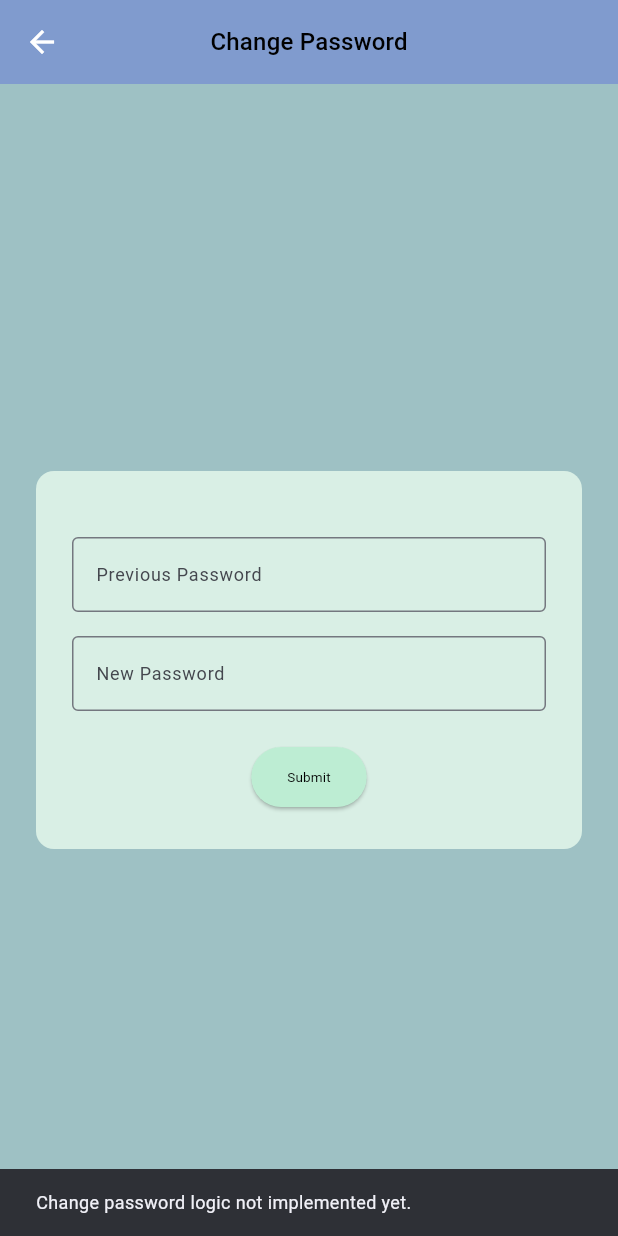
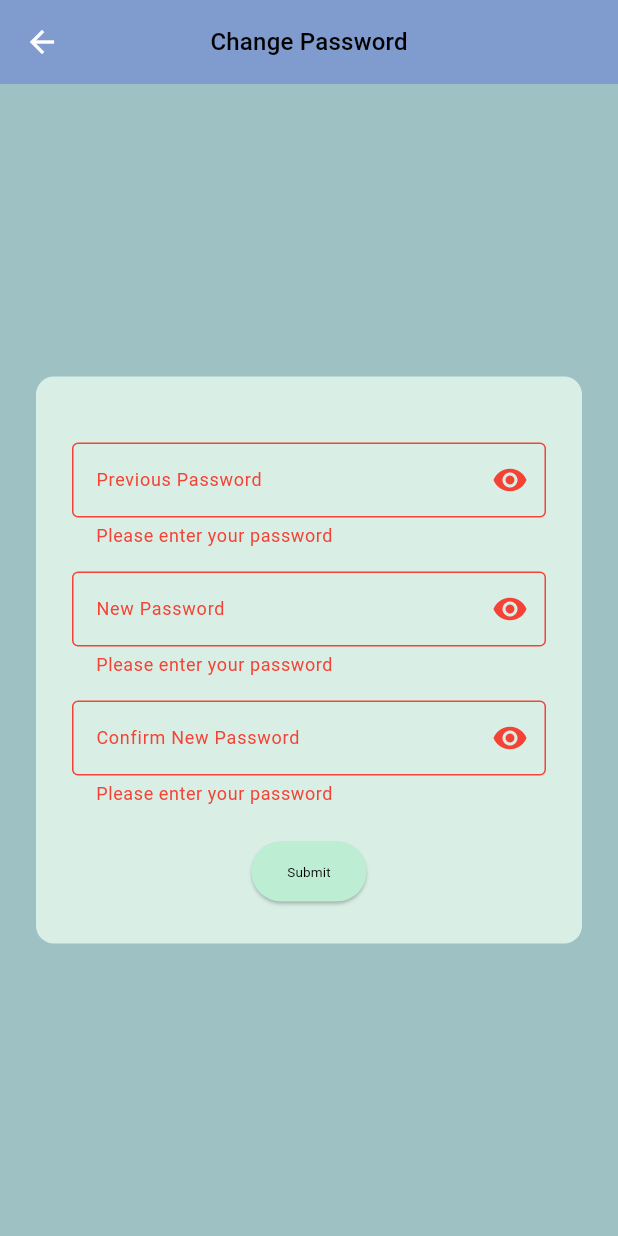
Before and after one commit to LEIC-ES-2024-25/2LEIC11T4, a Flutter app: the ChangePasswordPage screen opened directly, after a tap on "Submit", on a phone screen of 412 x 824 dp. Run offline on Flutter 3.47's test engine with Material 3 defaults, Android fonts, the phone set to English and light mode, and no system bars; our stand-ins replace cloud_firestore, firebase_auth, firebase_core, firebase_storage, freezed_annotation, shared_preferences; accounts and stored records are empty.

Commit message:
Change Password working

```diff
--- a/bookenchange/lib/UI/Settings/changePassword.dart
+++ b/bookenchange/lib/UI/Settings/changePassword.dart
@@ -10,6 +10,9 @@ import 'package:bookenchange/Logic/Authentication.dart';
 import 'package:bookenchange/UI/Login/logIn.dart';
 import 'package:bookenchange/UI/Settings/settingsPage.dart';
 
+import 'package:flutter/material.dart';
+import 'package:firebase_auth/firebase_auth.dart';
+
 class ChangePasswordPage extends StatefulWidget {
   const ChangePasswordPage({super.key});
 
@@ -20,13 +23,101 @@ class ChangePasswordPage extends StatefulWidget {
 class _ChangePasswordPageState extends State<ChangePasswordPage> {
   final TextEditingController _previousPasswordController = TextEditingController();
   final TextEditingController _newPasswordController = TextEditingController();
+  final TextEditingController _confirmNewPasswordController = TextEditingController(); // New controller
+  final GlobalKey<FormState> _formKey = GlobalKey<FormState>();
+  bool _isUpdating = false;
+  bool _obscurePreviousPassword = true;
+  bool _obscureNewPassword = true;
+  bool _obscureConfirmNewPassword = true;
+
+  // Define your strings directly here for testing
+  final String _passwordChangedSuccessfully = "Password changed successfully";
+  final String _changePasswordFailed = "Change password failed";
+  final String _wrongPreviousPassword = "Wrong previous password";
+  final String _pleaseEnterPassword = "Please enter your password";
+  final String _passwordTooShort = "Password must be at least 6 characters long";
+  final String _previousPasswordLabel = "Previous Password";
+  final String _valueHint = "Value";
+  final String _newPasswordLabel = "New Password";
+  final String _submitButtonText = "Submit";
+  final String _changePasswordTitle = "Change Password";
+  final String _confirmNewPasswordLabel = "Confirm New Password";
+  final String _passwordsDoNotMatch = "Passwords do not match";
+
+  Future<void> _changePassword(BuildContext context) async {
+    if (_formKey.currentState!.validate()) {
+      if (_newPasswordController.text.trim() != _confirmNewPasswordController.text.trim()) {
+        ScaffoldMessenger.of(context).showSnackBar(
+          SnackBar(
+            backgroundColor: Colors.redAccent,
+            content: Text(_passwordsDoNotMatch),
+            behavior: SnackBarBehavior.floating,
+          ),
+        );
+        return; // Stop the process if passwords don't match
+      }
+
+      setState(() {
+        _isUpdating = true;
+      });
+      try {
+        final user = FirebaseAuth.instance.currentUser;
+        final credential = EmailAuthProvider.credential(
+            email: user!.email!, password: _previousPasswordController.text.trim());
+
+        await user.reauthenticateWithCredential(credential);
+        await user.updatePassword(_newPasswordController.text.trim());
+
+        if (context.mounted) {
+          ScaffoldMessenger.of(context).showSnackBar(
+            SnackBar(
+              backgroundColor: Colors.green,
+              content: Text(_passwordChangedSuccessfully),
+              behavior: SnackBarBehavior.floating,
+            ),
+          );
+          Navigator.pop(context); // Go back to settings after success
+        }
+      } on FirebaseAuthException catch (e) {
+        String errorMessage = _changePasswordFailed;
+        if (e.code == 'wrong-password') {
+          errorMessage = _wrongPreviousPassword;
+        } else if (e.code == 'weak-password') {
+          errorMessage = "Weak password"; // Kept as direct string as in original
+        }
+        if (context.mounted) {
+          ScaffoldMessenger.of(context).showSnackBar(
+            SnackBar(
+              backgroundColor: Colors.redAccent,
+              content: Text(errorMessage),
+              behavior: SnackBarBehavior.floating,
+            ),
+          );
+        }
+      } finally {
+        setState(() {
+          _isUpdating = false;
+        });
+      }
+    }
+  }
+
+  String? _validatePassword(String? value) {
+    if (value == null || value.isEmpty) {
+      return _pleaseEnterPassword;
+    }
+    if (value.length < 6) {
+      return _passwordTooShort;
+    }
+    return null;
+  }
 
   @override
   Widget build(BuildContext context) {
     return Scaffold(
       appBar: AppBar(
         title: Text(
-            S.of(context).change_password,
+          _changePasswordTitle,
           style: Theme.of(context).textTheme.titleMedium,
         ),
         backgroundColor: Theme.of(context).colorScheme.primary,
@@ -36,7 +127,7 @@ class _ChangePasswordPageState extends State<ChangePasswordPage> {
             color: Theme.of(context).colorScheme.onPrimary,
           ),
           onPressed: () {
-              Navigator.pop(context); // Goes back to HomePage
+            Navigator.pop(context); // Goes back to SettingsPage
           },
         ),
         centerTitle: true,
@@ -50,28 +141,81 @@ class _ChangePasswordPageState extends State<ChangePasswordPage> {
             color: const Color(0xFFD9EFE5), // light mint green background
             borderRadius: BorderRadius.circular(12),
           ),
+          child: Form(
+            key: _formKey,
             child: Column(
               mainAxisSize: MainAxisSize.min,
               children: [
                 const SizedBox(height: 20),
-              TextField(
+                TextFormField(
                   controller: _previousPasswordController,
-                obscureText: true,
-                decoration: const InputDecoration(
-                  labelText: "Previous Password",
-                  border: OutlineInputBorder(),
-                  hintText: "Value",
+                  obscureText: _obscurePreviousPassword,
+                  decoration: InputDecoration(
+                    labelText: _previousPasswordLabel,
+                    border: const OutlineInputBorder(),
+                    hintText: _valueHint,
+                    suffixIcon: IconButton( // Eye icon for previous password
+                      icon: Icon(
+                        _obscurePreviousPassword ? Icons.visibility : Icons.visibility_off,
+                      ),
+                      onPressed: () {
+                        setState(() {
+                          _obscurePreviousPassword = !_obscurePreviousPassword;
+                        });
+                      },
                     ),
                   ),
+                  validator: _validatePassword,
+                ),
                 const SizedBox(height: 16),
-              TextField(
+                TextFormField(
                   controller: _newPasswordController,
-                obscureText: true,
-                decoration: const InputDecoration(
-                  labelText: "New Password",
-                  border: OutlineInputBorder(),
-                  hintText: "Value",
+                  obscureText: _obscureNewPassword,
+                  decoration: InputDecoration(
+                    labelText: _newPasswordLabel,
+                    border: const OutlineInputBorder(),
+                    hintText: _valueHint,
+                    suffixIcon: IconButton( // Eye icon for new password
+                      icon: Icon(
+                        _obscureNewPassword ? Icons.visibility : Icons.visibility_off,
                       ),
+                      onPressed: () {
+                        setState(() {
+                          _obscureNewPassword = !_obscureNewPassword;
+                        });
+                      },
+                    ),
+                  ),
+                  validator: _validatePassword,
+                ),
+                const SizedBox(height: 16),
+                TextFormField(
+                  controller: _confirmNewPasswordController,
+                  obscureText: _obscureConfirmNewPassword, // Use the new obscure state
+                  decoration: InputDecoration(
+                    labelText: _confirmNewPasswordLabel,
+                    border: const OutlineInputBorder(),
+                    hintText: _valueHint,
+                    suffixIcon: IconButton( // Eye icon for confirm password
+                      icon: Icon(
+                        _obscureConfirmNewPassword ? Icons.visibility : Icons.visibility_off,
+                      ),
+                      onPressed: () {
+                        setState(() {
+                          _obscureConfirmNewPassword = !_obscureConfirmNewPassword;
+                        });
+                      },
+                    ),
+                  ),
+                  validator: (value) {
+                    if (value == null || value.isEmpty) {
+                      return _pleaseEnterPassword;
+                    }
+                    if (value != _newPasswordController.text) {
+                      return _passwordsDoNotMatch; // Add a specific error message
+                    }
+                    return null;
+                  },
                 ),
                 const SizedBox(height: 20),
                 ElevatedButton(
@@ -79,15 +223,13 @@ class _ChangePasswordPageState extends State<ChangePasswordPage> {
                     backgroundColor: const Color(0xFFBDEDD3), // match the green tint
                     foregroundColor: Colors.black,
                   ),
-                onPressed: () {
-                  // You’ll handle the DB logic later here
-                  ScaffoldMessenger.of(context).showSnackBar(
-                    const SnackBar(content: Text('Change password logic not implemented yet.')),
-                  );
-                },
-                child: const Text("Submit"),
+                  onPressed: _isUpdating ? null : () => _changePassword(context),
+                  child: _isUpdating
+                      ? const CircularProgressIndicator()
+                      : Text(_submitButtonText),
                 ),
               ],
+            ),
           ),
         ),
       ),
--- a/bookenchange/lib/l10n/intl_en.arb
+++ b/bookenchange/lib/l10n/intl_en.arb
@@ -15,6 +15,8 @@
   "@password_hint": {},
   "forgot_password": "Forgot Password ?",
   "@forgot_password": {},
+  "change_password": "Change Password",
+  "@change_password": {},
   "sign_in": "Sign in",
   "@sign_in": {},
   "sign_up": "Sign up",
@@ -44,6 +46,23 @@
   "degree": "Degree",
   "current_year": "Current year of studies",
   "send": "Send recovery email",
-  "not_found": "User not found"
-
+  "not_found": "User not found",
+  "password_changed_successfully": "Password changed successfully",
+  "@password_changed_successfully": {},
+  "change_password_failed": "Change password failed",
+  "@change_password_failed": {},
+  "wrong_previous_password": "Wrong previous password",
+  "@wrong_previous_password": {},
+  "please_enter_password": "Please enter your password",
+  "@please_enter_password": {},
+  "password_too_short": "Password must be at least 6 characters long",
+  "@password_too_short": {},
+  "previous_password": "Previous Password",
+  "@previous_password": {},
+  "value": "Value",
+  "@value": {},
+  "new_password": "New Password",
+  "@new_password": {},
+  "submit": "Submit",
+  "@submit": {}
 }
--- a/bookenchange/lib/l10n/intl_pt.arb
+++ b/bookenchange/lib/l10n/intl_pt.arb
@@ -17,6 +17,8 @@
   "@password_hint": {},
   "forgot_password": "Esqueci-me da palavra-passe?",
   "@forgot_password": {},
+  "change_password": "Mudar Senha",
+  "@change_password": {},
   "sign_in": "Sign in",
   "@sign_in": {},
   "sign_up": "Sign up",
@@ -46,7 +48,24 @@
   "degree": "Curso",
   "current_year": "Ano curricular",
   "send": "Enviar email de recuperação",
-  "not_found": "Utilizador não encontrado"
-
+  "not_found": "Utilizador não encontrado",
+  "password_changed_successfully": "Palavra-passe alterada com sucesso",
+  "@password_changed_successfully": {},
+  "change_password_failed": "Falha ao alterar a palavra-passe",
+  "@change_password_failed": {},
+  "wrong_previous_password": "Palavra-passe anterior incorreta",
+  "@wrong_previous_password": {},
+  "please_enter_password": "Por favor, introduza a sua palavra-passe",
+  "@please_enter_password": {},
+  "password_too_short": "A palavra-passe deve ter pelo menos 6 caracteres",
+  "@password_too_short": {},
+  "previous_password": "Palavra-passe Anterior",
+  "@previous_password": {},
+  "value": "Valor",
+  "@value": {},
+  "new_password": "Nova Palavra-passe",
+  "@new_password": {},
+  "submit": "Submeter",
+  "@submit": {}
 
 }
--- a/bookenchange/lib/main.dart
+++ b/bookenchange/lib/main.dart
@@ -40,7 +40,7 @@ class MyApp extends StatelessWidget {
         GlobalCupertinoLocalizations.delegate,
       ],
       supportedLocales: S.delegate.supportedLocales,
-      home: SettingsPage() // auth.currentUser != null ? MyHomePage() : Login(),
+      home: auth.currentUser != null ? MyHomePage() : Login(),
     );
   }
 }
```
Also changed, not shown: bookenchange/lib/generated/l10n.dart. Lines whose indentation alone changed are shown as unchanged.
